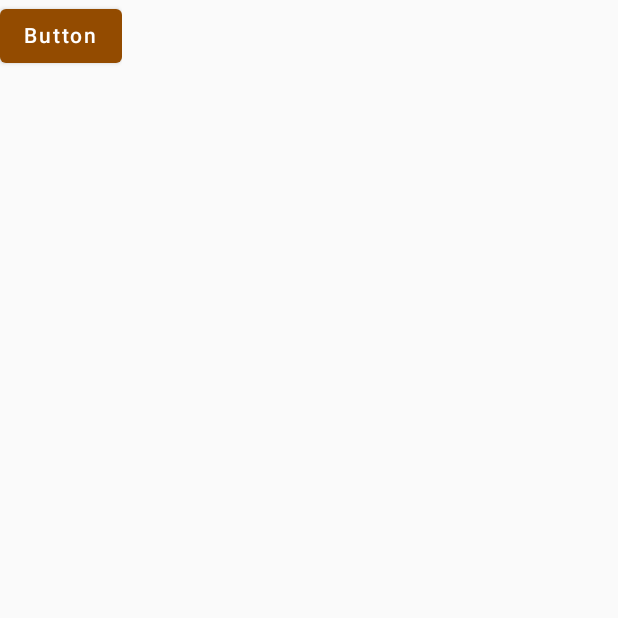
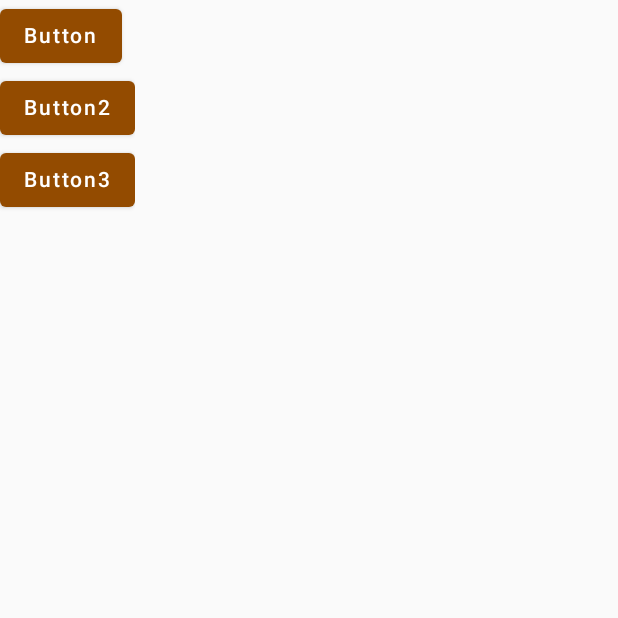
Before and after one commit to KonstPukach/baby-eye, an Android app built with Jetpack Compose: the screen it shows after launch (MainActivity), on a phone screen of 412 x 824 dp, the top half of it. Run offline under Robolectric (Android 15) with nearby library versions, the phone set to English and light mode, and no system bars; our stand-ins replace Dagger/Hilt's generated code.

```diff
--- a/baby-eye-android/features/login/ui/src/main/kotlin/com/pukachkosnt/babyeye/features/login/ui/LoginScreen.kt
+++ b/baby-eye-android/features/login/ui/src/main/kotlin/com/pukachkosnt/babyeye/features/login/ui/LoginScreen.kt
@@ -1,5 +1,6 @@
 package com.pukachkosnt.babyeye.features.login.ui
 
+import androidx.compose.foundation.layout.Column
 import androidx.compose.material.Button
 import androidx.compose.material.Text
 import androidx.compose.runtime.Composable
@@ -10,7 +11,15 @@ internal fun LoginScreen(
     loginViewModel: LoginViewModel,
     navController: NavController
 ) {
-    Button(onClick = { /*TODO*/ }) {
-        Text(text = "Button")
+    Column {
+        Button(onClick = { /*TODO*/ }) {
+            Text(text = "Button")
+        }
+        Button(onClick = { /*TODO*/ }) {
+            Text(text = "Button2")
+        }
+        Button(onClick = { /*TODO*/ }) {
+            Text(text = "Button3")
+        }
     }
 }
```
Also changed, not shown: 1 other file.
